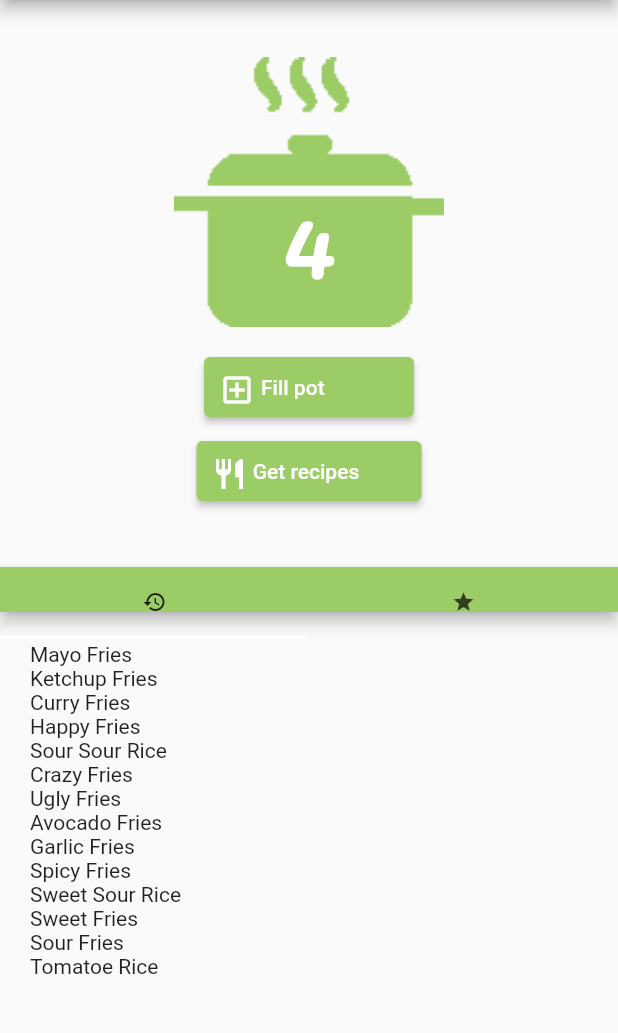
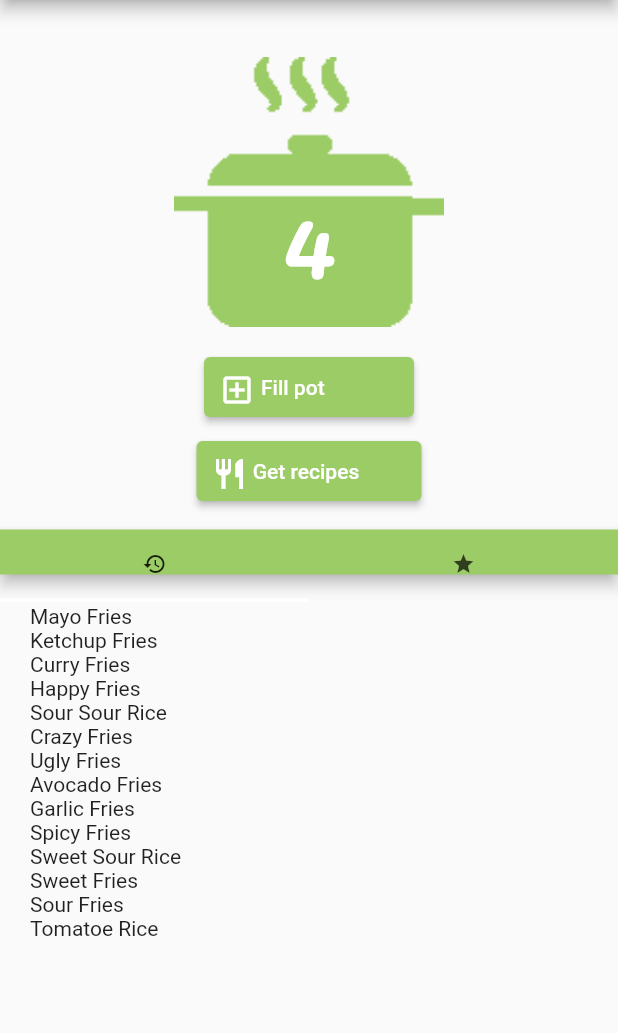
Before and after one commit to MouadhKh/helloFridge, a Flutter app: the screen it shows after launch, on a phone screen of 412 x 824 dp, the part 84-1117 px from its top. Run offline on Flutter 3.47's test engine with Material 2 defaults, Android fonts, the phone set to English and light mode, and no system bars; missing offline and left inert: sign_button.

Commit message:
refactor and restyle

```diff
--- a/lib/main_layout.dart
+++ b/lib/main_layout.dart
@@ -68,10 +68,9 @@ class TabBarFlexibleFractioallyRecipes extends StatelessWidget {
   Widget build(BuildContext context) {
     return Flexible(
         child: Container(
-            padding: EdgeInsets.only(top: 40.0),
-            alignment: Alignment.bottomCenter,
+            padding: EdgeInsets.only(top: 15.0),
             child:
-                FractionallySizedBox(heightFactor: 1, child: TabBarRecipes())));
+                TabBarRecipes()));
   }
 }
 
```
